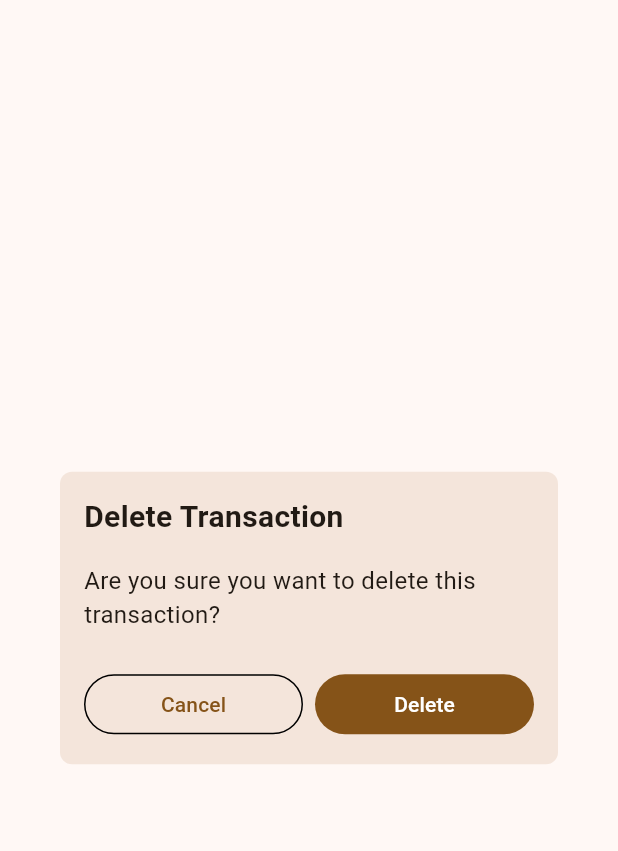
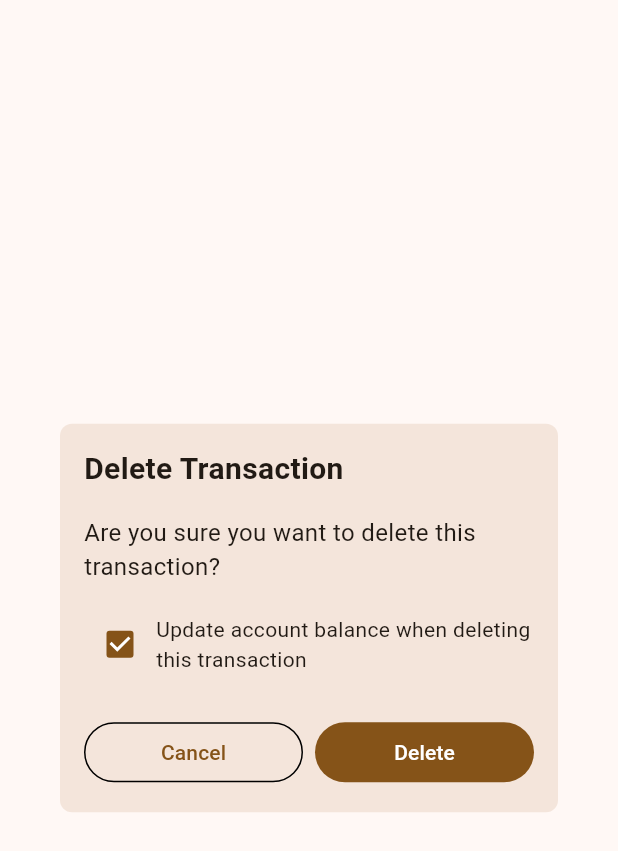
Before and after one commit to All-in-Your-Hand/budgetin_frontend, a Flutter app: the DeleteTransactionDialog widget shown alone on an empty page, opened directly with empty values, on a phone screen of 412 x 824 dp. Shown: the top 851 px of the screen. Run offline on Flutter 3.47's test engine with Material 3 defaults, Android fonts, the phone set to English and light mode, and no system bars; our stand-ins replace dartz, dio, flutter_secure_storage, font_awesome_flutter, get_it, go_router and 2 more; accounts and stored records are empty; network calls fail.

Commit message:
[21] Implemented account balance update option on delete transaction functionality.

```diff
--- a/lib/src/features/transaction/domain/models/transaction_request.dart
+++ b/lib/src/features/transaction/domain/models/transaction_request.dart
@@ -100,11 +100,14 @@ class DeleteTransactionRequest {
   final String transactionId;
   @JsonKey(name: 'userId')
   final String userId;
+  @JsonKey(name: 'revertBalance')
+  final bool revertBalance;
 
   /// Creates a new [DeleteTransactionRequest] instance
   const DeleteTransactionRequest({
     required this.transactionId,
     required this.userId,
+    required this.revertBalance,
   });
 
   factory DeleteTransactionRequest.fromJson(Map<String, dynamic> json) => _$DeleteTransactionRequestFromJson(json);
--- a/lib/src/features/transaction/presentation/providers/transaction_provider.dart
+++ b/lib/src/features/transaction/presentation/providers/transaction_provider.dart
@@ -190,7 +190,7 @@ class TransactionProvider extends ChangeNotifier {
   ///
   /// Returns a Future that completes with true if the deletion was successful,
   /// false otherwise.
-  Future<bool> deleteTransaction(String transactionId, String userId) async {
+  Future<bool> deleteTransaction(String transactionId, String userId, bool revertBalance) async {
     _isLoading = true;
     _error = null;
     notifyListeners();
@@ -198,6 +198,7 @@ class TransactionProvider extends ChangeNotifier {
     final request = DeleteTransactionRequest(
       transactionId: transactionId,
       userId: userId,
+      revertBalance: revertBalance,
     );
 
     final result = await _repository.deleteTransaction(request);
--- a/lib/src/features/transaction/presentation/widgets/delete_transaction_dialog.dart
+++ b/lib/src/features/transaction/presentation/widgets/delete_transaction_dialog.dart
@@ -35,6 +35,8 @@ class DeleteTransactionDialog extends StatefulWidget {
 }
 
 class _DeleteTransactionDialogState extends State<DeleteTransactionDialog> {
+  bool _shouldUpdateBalance = true;
+
   @override
   void initState() {
     super.initState();
@@ -51,6 +53,7 @@ class _DeleteTransactionDialogState extends State<DeleteTransactionDialog> {
     success = await provider.deleteTransaction(
       widget.transaction.transactionId,
       userId,
+      _shouldUpdateBalance,
     );
     if (success) {
       await provider.getTransactions(userId);
@@ -97,6 +100,25 @@ class _DeleteTransactionDialogState extends State<DeleteTransactionDialog> {
                 const Text(
                   'Are you sure you want to delete this transaction?',
                   style: TextStyle(fontSize: 16),
+                ),
+                const SizedBox(height: 16),
+                Row(
+                  children: [
+                    Checkbox(
+                      value: _shouldUpdateBalance,
+                      onChanged: (value) {
+                        setState(() {
+                          _shouldUpdateBalance = value ?? true;
+                        });
+                      },
+                    ),
+                    const Expanded(
+                      child: Text(
+                        'Update account balance when deleting this transaction',
+                        style: TextStyle(fontSize: 14),
+                      ),
+                    ),
+                  ],
                 ),
                 const SizedBox(height: 24),
                 _ActionButtons(
```
Also changed, not shown: lib/src/features/transaction/domain/models/transaction_request.g.dart.
